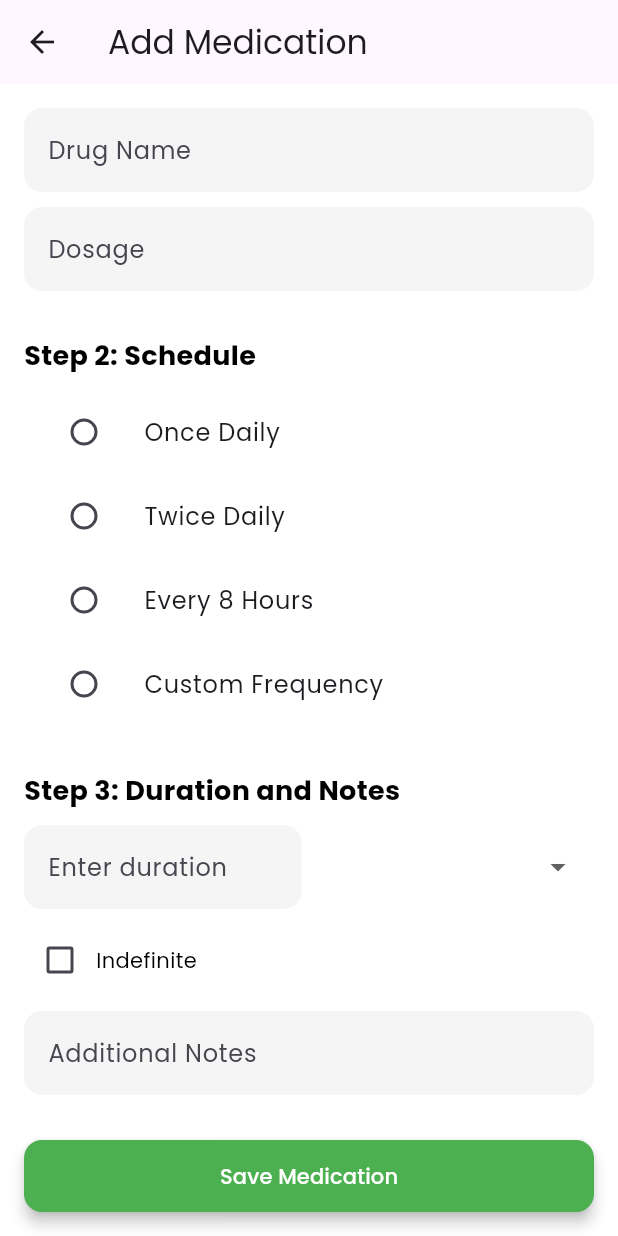
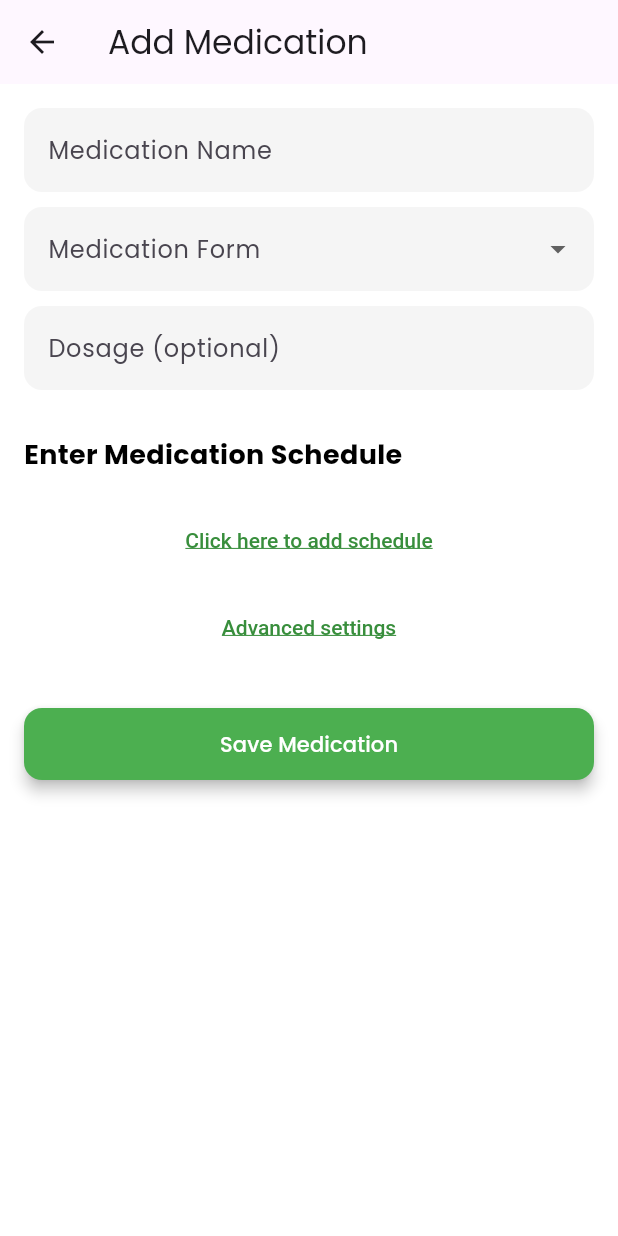
Before and after one commit to codebyvalentine/DrugTracker, a Flutter app: the AddScreen screen opened directly, on a phone screen of 412 x 824 dp. Run offline on Flutter 3.47's test engine with Material 3 defaults, Android fonts, the phone set to English and light mode, and no system bars; our stand-ins replace cloud_firestore, firebase_auth, firebase_core, flutter_dotenv, google_fonts; accounts and stored records are empty.

Commit message:
-- add screen redesigned

```diff
--- a/lib/screens/add_screen.dart
+++ b/lib/screens/add_screen.dart
@@ -1,10 +1,14 @@
-//this is latest
+//The add logic is not complete yet. Needs a way to simplify it and avoid two button
+//on one screen.
+
 import 'package:flutter/material.dart';
 import 'package:cloud_firestore/cloud_firestore.dart';
 import 'package:firebase_auth/firebase_auth.dart';
 import 'home_screen.dart';
 import 'my_meds_screen.dart';
 import '../utils/theme.dart';
+import 'package:intl/intl.dart';
+import '../utils/medication_validator.dart';
 
 class AddScreen extends StatefulWidget {
   final Map<String, dynamic>? medication;
@@ -19,14 +23,18 @@ class _AddScreenState extends State<AddScreen> {
   final TextEditingController drugNameController = TextEditingController();
   final TextEditingController dosageController = TextEditingController();
   final TextEditingController pillsController = TextEditingController();
-  final TextEditingController frequencyAmountController = TextEditingController();
-  final TextEditingController durationController = TextEditingController();
+  final TextEditingController endDateController = TextEditingController();
   final TextEditingController notesController = TextEditingController();
-  String? frequency;
-  String? frequencyUnit;
-  String? durationUnit;
-  bool isCustomFrequency = false;
-  bool isIndefinite = false;
+  final TextEditingController totalPillsController = TextEditingController();
+  final TextEditingController frequencyTimeController = TextEditingController();
+  String? frequencyInterval;
+  String? medicationForm;
+  bool showAdvancedSettings = false;
+  bool showAddScheduleFields = false;
+  List<Map<String, String>> schedules = [];
+  int? editingIndex;
+  String pillsLabel = 'How many pills?';
+  final _formKey = GlobalKey<FormState>();
 
   @override
   void initState() {
@@ -35,14 +43,11 @@ class _AddScreenState extends State<AddScreen> {
       drugNameController.text = widget.medication!['name'] ?? '';
       dosageController.text = widget.medication!['dosage'] ?? '';
       pillsController.text = widget.medication!['pills'] ?? '';
-      frequencyAmountController.text = widget.medication!['frequencyAmount'] ?? '';
-      durationController.text = widget.medication!['duration'] ?? '';
+      frequencyInterval = widget.medication!['frequencyInterval'];
+      endDateController.text = widget.medication!['endDate'] ?? '';
       notesController.text = widget.medication!['notes'] ?? '';
-      frequency = widget.medication!['schedule'];
-      frequencyUnit = widget.medication!['frequencyUnit'];
-      durationUnit = widget.medication!['durationUnit'];
-      isCustomFrequency = widget.medication!['isCustomFrequency'] ?? false;
-      isIndefinite = widget.medication!['isIndefinite'] ?? false;
+      totalPillsController.text = widget.medication!['totalPills'] ?? '';
+      frequencyTimeController.text = widget.medication!['frequencyTime'] ?? '';
     }
   }
 
@@ -51,11 +56,39 @@ class _AddScreenState extends State<AddScreen> {
     drugNameController.dispose();
     dosageController.dispose();
     pillsController.dispose();
-    frequencyAmountController.dispose();
-    durationController.dispose();
+    endDateController.dispose();
     notesController.dispose();
+    totalPillsController.dispose();
+    frequencyTimeController.dispose();
     super.dispose();
   }
+
+  Future<void> _selectEndDate(BuildContext context) async {
+    final DateTime? picked = await showDatePicker(
+      context: context,
+      initialDate: DateTime.now(),
+      firstDate: DateTime(2000),
+      lastDate: DateTime(2101),
+    );
+    if (picked != null) {
+      setState(() {
+        endDateController.text = DateFormat('yyyy-MM-dd').format(picked);
+      });
+    }
+  }
+
+  Future<void> _selectFrequencyTime(BuildContext context) async {
+    final TimeOfDay? picked = await showTimePicker(
+      context: context,
+      initialTime: TimeOfDay.now(),
+    );
+    if (picked != null) {
+      setState(() {
+        frequencyTimeController.text = picked.format(context);
+      });
+    }
+  }
+
   Future<void> _saveMedication() async {
     final User? user = FirebaseAuth.instance.currentUser;
     final FirebaseFirestore _firestore = FirebaseFirestore.instance;
@@ -69,13 +102,13 @@ class _AddScreenState extends State<AddScreen> {
             .add({
           'drugName': drugNameController.text,
           'dosage': dosageController.text,
-          'frequency': frequency,
-          'pills': isCustomFrequency ? pillsController.text : null,
-          'frequencyUnit': isCustomFrequency ? frequencyUnit : null,
-          'frequencyAmount': isCustomFrequency ? frequencyAmountController.text : null,
-          'duration': isIndefinite ? 'Indefinite' : durationController.text,
-          'durationUnit': isIndefinite ? null : durationUnit,
+          'pills': pillsController.text,
+          'frequencyTime': frequencyTimeController.text,
+          'frequencyInterval': frequencyInterval,
+          'endDate': endDateController.text.isEmpty ? 'Indefinite' : endDateController.text,
           'notes': notesController.text,
+          'totalPills': totalPillsController.text,
+          'medicationForm': medicationForm,
         });
 
         ScaffoldMessenger.of(context).showSnackBar(
@@ -100,6 +133,56 @@ class _AddScreenState extends State<AddScreen> {
       );
     }
   }
+
+  void _addSchedule() {
+    if (_formKey.currentState!.validate()) {
+      setState(() {
+        if (editingIndex != null) {
+          schedules[editingIndex!] = {
+            'pills': pillsController.text,
+            'interval': frequencyInterval ?? '',
+            'time': frequencyTimeController.text,
+            'form': medicationForm ?? 'Pill',
+          };
+          editingIndex = null;
+        } else {
+          schedules.add({
+            'pills': pillsController.text,
+            'interval': frequencyInterval ?? '',
+            'time': frequencyTimeController.text,
+            'form': medicationForm ?? 'Pill',
+          });
+        }
+        pillsController.clear();
+        frequencyInterval = null;
+        frequencyTimeController.clear();
+        showAddScheduleFields = false;
+      });
+    }
+  }
+
+  void _editSchedule(int index) {
+    setState(() {
+      editingIndex = index;
+      pillsController.text = schedules[index]['pills']!;
+      frequencyInterval = schedules[index]['interval'];
+      frequencyTimeController.text = schedules[index]['time']!;
+      medicationForm = schedules[index]['form'];
+      showAddScheduleFields = true;
+    });
+  }
+
+  void _deleteSchedule(int index) {
+    setState(() {
+      schedules.removeAt(index);
+    });
+  }
+
+  String _getPluralForm(String form, String count) {
+    int quantity = int.tryParse(count) ?? 1;
+    return quantity > 1 ? '${form}s' : form;
+  }
+
   @override
   Widget build(BuildContext context) {
     return Scaffold(
@@ -108,124 +191,137 @@ class _AddScreenState extends State<AddScreen> {
       ),
       body: Padding(
         padding: const EdgeInsets.all(16.0),
+        child: Form(
+          key: _formKey,
           child: ListView(
             children: [
-            TextField(
+              TextFormField(
                 controller: drugNameController,
                 decoration: const InputDecoration(
-                labelText: 'Drug Name',
+                  labelText: 'Medication Name',
                 ),
+                validator: MedicationValidator.validateMedicationName,
               ),
               const SizedBox(height: 10.0),
-            TextField(
+              DropdownButtonFormField<String>(
+                value: medicationForm,
+                decoration: const InputDecoration(
+                  labelText: 'Medication Form',
+                ),
+                onChanged: (String? newValue) {
+                  setState(() {
+                    medicationForm = newValue;
+                    switch (newValue) {
+                      case 'Injection':
+                        pillsLabel = 'How many injections?';
+                        break;
+                      case 'Solution':
+                        pillsLabel = 'How many solutions?';
+                        break;
+                      case 'Drops':
+                        pillsLabel = 'How many drops?';
+                        break;
+                      case 'Inhaler':
+                        pillsLabel = 'How many inhalers?';
+                        break;
+                      case 'Powder':
+                        pillsLabel = 'How many powders?';
+                        break;
+                      case 'Other':
+                        pillsLabel = 'How many others?';
+                        break;
+                      default:
+                        pillsLabel = 'How many pills?';
+                    }
+                  });
+                },
+                validator: MedicationValidator.validateMedicationForm,
+                items: ['Pill', 'Injection', 'Solution', 'Drops', 'Inhaler', 'Powder', 'Other']
+                    .map<DropdownMenuItem<String>>((String value) {
+                  return DropdownMenuItem<String>(
+                    value: value,
+                    child: Text(value),
+                  );
+                }).toList(),
+              ),
+              const SizedBox(height: 10.0),
+              TextFormField(
                 controller: dosageController,
                 decoration: const InputDecoration(
-                labelText: 'Dosage',
+                  labelText: 'Dosage (optional)',
+                  hintText: 'e.g. 10 mg',
                 ),
               ),
               const SizedBox(height: 30.0),
               const Text(
-              "Step 2: Schedule",
+                "Enter Medication Schedule",
                 style: TextStyle(fontSize: 18.0, fontWeight: FontWeight.bold),
               ),
               const SizedBox(height: 10.0),
-            Column(
+              ...schedules.asMap().entries.map((entry) {
+                int index = entry.key;
+                Map<String, String> schedule = entry.value;
+                return Card(
+                  margin: const EdgeInsets.symmetric(vertical: 5.0),
+                  child: ListTile(
+                    title: Text('${schedule['pills']} ${_getPluralForm(schedule['form']!, schedule['pills']!)}'),
+                    subtitle: Column(
+                      crossAxisAlignment: CrossAxisAlignment.start,
                       children: [
-                ListTile(
-                  title: const Text("Once Daily"),
-                  leading: Radio<String>(
-                    value: 'Once Daily',
-                    groupValue: frequency,
-                    onChanged: (String? value) {
-                      setState(() {
-                        frequency = value;
-                        isCustomFrequency = false;
-                      });
-                    },
-                    activeColor: Theme.of(context).primaryColor,
+                        Text('How often: ${schedule['interval']}'),
+                        Text('When: ${schedule['time']}'),
+                      ],
                     ),
+                    trailing: Row(
+                      mainAxisSize: MainAxisSize.min,
+                      children: [
+                        IconButton(
+                          icon: const Icon(Icons.edit),
+                          onPressed: () => _editSchedule(index),
                         ),
-                ListTile(
-                  title: const Text("Twice Daily"),
-                  leading: Radio<String>(
-                    value: 'Twice Daily',
-                    groupValue: frequency,
-                    onChanged: (String? value) {
-                      setState(() {
-                        frequency = value;
-                        isCustomFrequency = false;
-                      });
-                    },
-                    activeColor: Theme.of(context).primaryColor,
-                  ),
-                ),
-                ListTile(
-                  title: const Text("Every 8 Hours"),
-                  leading: Radio<String>(
-                    value: 'Every 8 Hours',
-                    groupValue: frequency,
-                    onChanged: (String? value) {
-                      setState(() {
-                        frequency = value;
-                        isCustomFrequency = false;
-                      });
-                    },
-                    activeColor: Theme.of(context).primaryColor,
-                  ),
-                ),
-                ListTile(
-                  title: const Text("Custom Frequency"),
-                  leading: Radio<String>(
-                    value: 'Custom',
-                    groupValue: frequency,
-                    onChanged: (String? value) {
-                      setState(() {
-                        frequency = value;
-                        isCustomFrequency = true;
-                      });
-                    },
-                    activeColor: Theme.of(context).primaryColor,
-                  ),
+                        IconButton(
+                          icon: const Icon(Icons.delete),
+                          onPressed: () => _deleteSchedule(index),
                         ),
                       ],
                     ),
-            if (isCustomFrequency) ...[
+                  ),
+                );
+              }).toList(),
               const SizedBox(height: 10.0),
-              TextField(
+              TextButton(
+                onPressed: () {
+                  setState(() {
+                    showAddScheduleFields = !showAddScheduleFields;
+                  });
+                },
+                child: const Text('Click here to add schedule'),
+              ),
+              if (showAddScheduleFields) ...[
+                TextFormField(
                   controller: pillsController,
                   keyboardType: TextInputType.number,
-                decoration: const InputDecoration(
-                  labelText: 'How many pills?',
+                  decoration: InputDecoration(
+                    labelText: pillsLabel,
                   ),
+                  validator: MedicationValidator.validatePills,
                 ),
                 const SizedBox(height: 10.0),
                 Row(
                   children: [
                     Expanded(
-                    flex: 3,
-                    child: TextField(
-                      controller: frequencyAmountController,
-                      keyboardType: TextInputType.number,
+                      child: DropdownButtonFormField<String>(
+                        value: frequencyInterval,
                         decoration: const InputDecoration(
-                        labelText: 'Enter interval (e.g., 6)',
-                      ),
-                    ),
-                  ),
-                  const SizedBox(width: 10.0),
-                  Expanded(
-                    flex: 2,
-                    child: DropdownButtonFormField<String>(
-                      value: frequencyUnit,
-                      decoration: const InputDecoration(
-                        filled: true,
-                        fillColor: Colors.white,
+                          labelText: 'How often',
                         ),
                         onChanged: (String? newValue) {
                           setState(() {
-                          frequencyUnit = newValue;
+                            frequencyInterval = newValue;
                           });
                         },
-                      items: ['Hours', 'Days', 'Weeks']
+                        validator: MedicationValidator.validateFrequencyInterval,
+                        items: ['Daily', 'Every 2 days', 'Every 3 days']
                             .map<DropdownMenuItem<String>>((String value) {
                           return DropdownMenuItem<String>(
                             value: value,
@@ -234,71 +330,63 @@ class _AddScreenState extends State<AddScreen> {
                         }).toList(),
                       ),
                     ),
-                ],
-              ),
-            ],
-            const SizedBox(height: 30.0),
-            const Text(
-              "Step 3: Duration and Notes",
-              style: TextStyle(fontSize: 18.0, fontWeight: FontWeight.bold),
-            ),
-            const SizedBox(height: 10.0),
-            Row(
-              children: [
+                    const SizedBox(width: 10.0),
                     Expanded(
-                  child: TextField(
-                    controller: durationController,
-                    keyboardType: TextInputType.number,
-                    decoration: const InputDecoration(
-                      labelText: 'Enter duration',
-                    ),
-                    enabled: !isIndefinite,
+                      child: TextFormField(
+                        controller: frequencyTimeController,
+                        readOnly: true,
+                        decoration: InputDecoration(
+                          labelText: 'When',
+                          hintText: 'HH:MM AM/PM',
+                          suffixIcon: IconButton(
+                            icon: const Icon(Icons.access_time),
+                            onPressed: () => _selectFrequencyTime(context),
                           ),
                         ),
-                const SizedBox(width: 10.0),
-                Expanded(
-                  child: DropdownButtonFormField<String>(
-                    value: durationUnit,
-                    decoration: const InputDecoration(
-                      filled: true,
-                      fillColor: Colors.white,
-                    ),
-                    onChanged: isIndefinite
-                        ? null
-                        : (String? newValue) {
-                            setState(() {
-                              durationUnit = newValue;
-                            });
-                          },
-                    items: ['Days', 'Weeks', 'Months']
-                        .map<DropdownMenuItem<String>>((String value) {
-                      return DropdownMenuItem<String>(
-                        value: value,
-                        child: Text(value),
-                      );
-                    }).toList(),
+                        onTap: () => _selectFrequencyTime(context),
+                        validator: MedicationValidator.validateFrequencyTime,
                       ),
                     ),
                   ],
                 ),
+                const SizedBox(height: 20.0),
+                ElevatedButton(
+                  onPressed: _addSchedule,
+                  child: const Text('Add Schedule'),
+                ),
+              ],
               const SizedBox(height: 10.0),
-            Row(
-              children: [
-                Checkbox(
-                  value: isIndefinite,
-                  onChanged: (bool? value) {
+              TextButton(
+                onPressed: () {
                   setState(() {
-                      isIndefinite = value!;
-                      if (isIndefinite) {
-                        durationController.clear();
-                        durationUnit = 'Days';
-                      }
+                    showAdvancedSettings = !showAdvancedSettings;
                   });
                 },
-                  activeColor: Theme.of(context).primaryColor,
+                child: const Text('Advanced settings'),
               ),
-                const Text('Indefinite'),
-              ],
+              if (showAdvancedSettings) ...[
+                const SizedBox(height: 10.0),
+                TextField(
+                  controller: totalPillsController,
+                  keyboardType: TextInputType.number,
+                  decoration: const InputDecoration(
+                    labelText: 'Total No. of Pills',
+                  ),
+                ),
+                const SizedBox(height: 10.0),
+                TextField(
+                  controller: endDateController,
+                  readOnly: true,
+                  decoration: InputDecoration(
+                    labelText: 'End Date (YYYY-MM-DD)',
+                    hintText: 'YYYY-MM-DD',
+                    suffixIcon: IconButton(
+                      icon: const Icon(Icons.calendar_today),
+                      onPressed: () => _selectEndDate(context),
+                    ),
+                  ),
+                  keyboardType: TextInputType.datetime,
+                  onTap: () => _selectEndDate(context),
                 ),
                 const SizedBox(height: 10.0),
                 TextField(
@@ -307,6 +395,7 @@ class _AddScreenState extends State<AddScreen> {
                     labelText: 'Additional Notes',
                   ),
                 ),
+              ],
               const SizedBox(height: 30.0),
               ElevatedButton(
                 onPressed: _saveMedication,
@@ -323,6 +412,7 @@ class _AddScreenState extends State<AddScreen> {
             ],
           ),
         ),
+      ),
     );
   }
 }
--- a/pubspec.yaml
+++ b/pubspec.yaml
@@ -17,6 +17,7 @@ dependencies:
   firebase_auth: ^4.5.0
   cloud_firestore: ^4.6.0
   cupertino_icons: ^1.0.8
+  intl: ^0.17.0
 
 dev_dependencies:
   flutter_test:
```
Also changed, not shown: lib/utils/medication_validator.dart (added, +37 -0 lines), pubspec.lock. Lines whose indentation alone changed are shown as unchanged.
